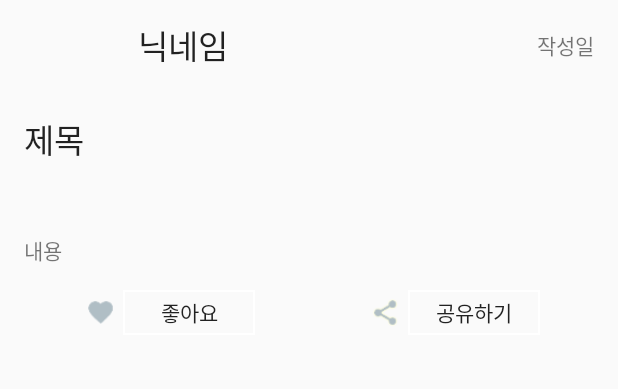
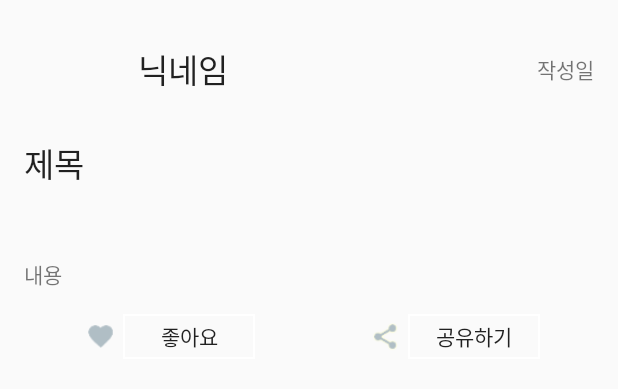
Before and after one commit to Choi-HyunWoo/NonSmoking365, an Android app: the layout view_community_header.xml on its own in the app's theme, with its tools: preview values and no code run, on a phone screen of 412 x 824 dp. Shown: the top 389 px of the screen. Run offline under Robolectric (Android 15) with nearby library versions, the phone set to English and light mode, and no system bars; network calls fail.

Commit message:
community layout 수정

```diff
--- a/app/src/main/res/layout/view_community_header.xml
+++ b/app/src/main/res/layout/view_community_header.xml
@@ -2,6 +2,8 @@
 <LinearLayout xmlns:android="http://schemas.android.com/apk/res/android"
     android:layout_width="match_parent"
     android:layout_height="match_parent"
+    android:paddingTop="@dimen/activity_vertical_margin"
+    android:paddingBottom="@dimen/activity_vertical_margin"
     android:paddingLeft="@dimen/activity_horizontal_margin"
     android:paddingRight="@dimen/activity_horizontal_margin"
     android:orientation="vertical">
--- a/app/src/main/res/layout/view_community_item.xml
+++ b/app/src/main/res/layout/view_community_item.xml
@@ -6,6 +6,7 @@
     android:paddingRight="@dimen/activity_horizontal_margin"
     android:paddingTop="@dimen/activity_vertical_margin"
     android:paddingBottom="@dimen/activity_vertical_margin"
+    android:background="@color/colorWhite"
     android:orientation="vertical">
 
     <LinearLayout
```
